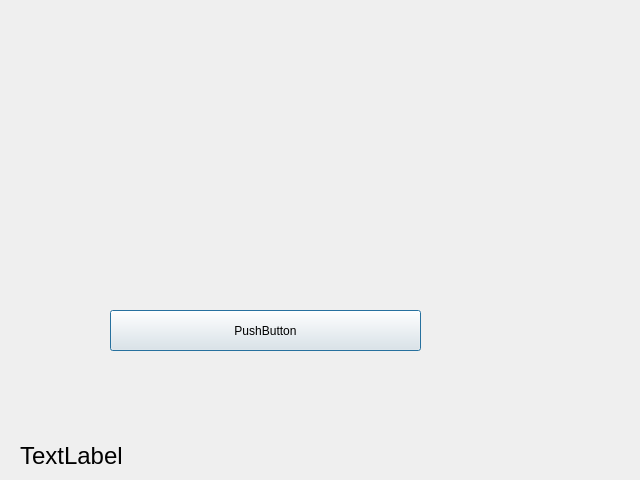
Before: the Qt Designer form mainwindow.ui in ghxurshid/QRCodeScanner, drawn with Qt 5.
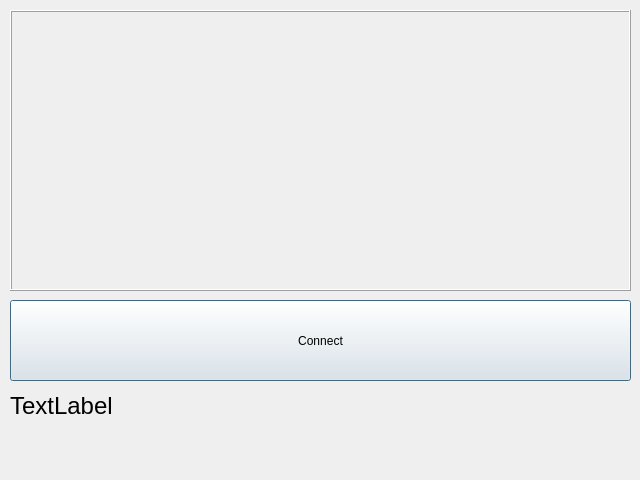
After: the same form once the commit is applied.

Patch:
```diff
--- a/mainwindow.ui
+++ b/mainwindow.ui
@@ -17,9 +17,9 @@
    <widget class="QLabel" name="label">
     <property name="geometry">
      <rect>
-      <x>20</x>
-      <y>440</y>
-      <width>601</width>
+      <x>10</x>
+      <y>390</y>
+      <width>621</width>
       <height>31</height>
      </rect>
     </property>
@@ -35,14 +35,17 @@
    <widget class="QPushButton" name="pushButton">
     <property name="geometry">
      <rect>
-      <x>110</x>
-      <y>310</y>
-      <width>311</width>
-      <height>41</height>
+      <x>10</x>
+      <y>300</y>
+      <width>621</width>
+      <height>81</height>
      </rect>
     </property>
+    <property name="styleSheet">
+     <string notr="true"/>
+    </property>
     <property name="text">
-     <string>PushButton</string>
+     <string>Connect</string>
     </property>
     <property name="checkable">
      <bool>false</bool>
@@ -51,6 +54,28 @@
      <bool>true</bool>
     </property>
    </widget>
+   <widget class="QFrame" name="frame">
+    <property name="geometry">
+     <rect>
+      <x>10</x>
+      <y>10</y>
+      <width>621</width>
+      <height>281</height>
+     </rect>
+    </property>
+    <property name="sizePolicy">
+     <sizepolicy hsizetype="Expanding" vsizetype="Expanding">
+      <horstretch>0</horstretch>
+      <verstretch>0</verstretch>
+     </sizepolicy>
+    </property>
+    <property name="frameShape">
+     <enum>QFrame::Box</enum>
+    </property>
+    <property name="frameShadow">
+     <enum>QFrame::Raised</enum>
+    </property>
+   </widget>
   </widget>
  </widget>
  <layoutdefault spacing="6" margin="11"/>
```
